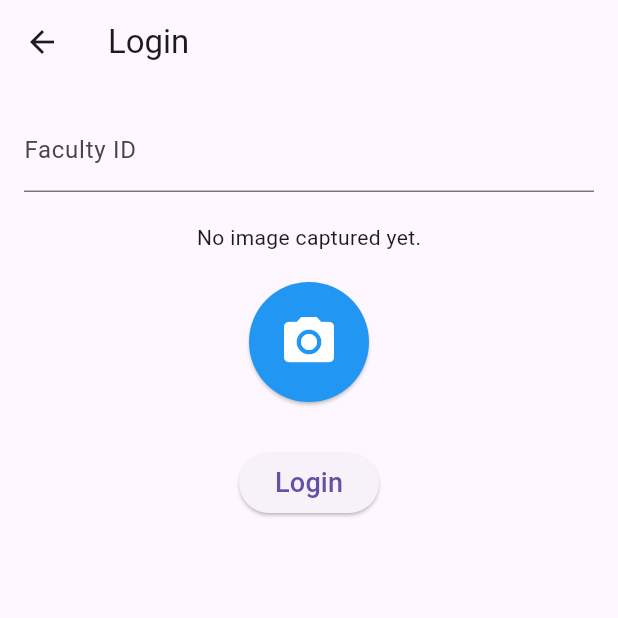
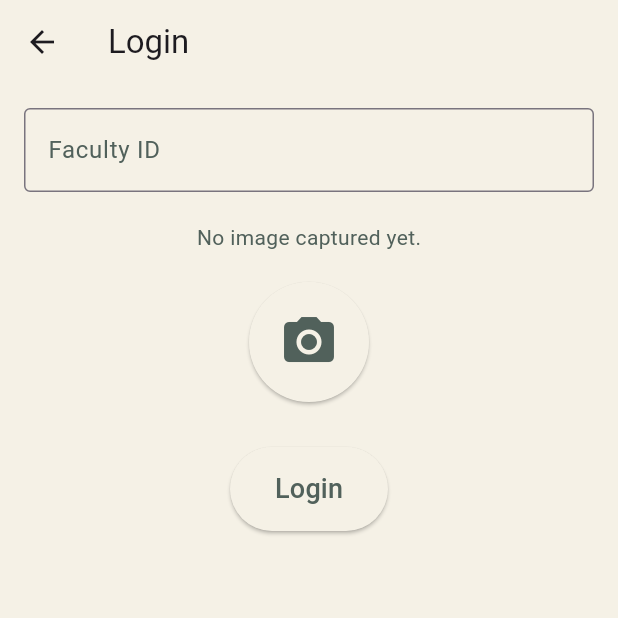
Before and after one commit to jayaramakrishna99/Attendance-system, a Flutter app: the LoginScreen screen opened directly, on a phone screen of 412 x 824 dp, the top half of it. Run offline on Flutter 3.47's test engine with Material 3 defaults, Android fonts, the light colour scheme and no system bars; our stand-ins replace camera.

Commit message:
Added color theme to the application

```diff
--- a/frontend/vfstr/lib/constants/serverurl.dart
+++ b/frontend/vfstr/lib/constants/serverurl.dart
@@ -1 +1 @@
-const serverurl = "http://192.168.0.102:8000";
+const serverurl = "http://192.168.0.104:8000";
--- a/frontend/vfstr/lib/screens/login_screen.dart
+++ b/frontend/vfstr/lib/screens/login_screen.dart
@@ -84,24 +84,43 @@ class _LoginScreenState extends State<LoginScreen> {
   @override
   Widget build(BuildContext context) {
     return Scaffold(
-      appBar: AppBar(title: Text("Login")),
+      backgroundColor: Color.fromRGBO(245, 241, 230, 1), // Background color
+      appBar: AppBar(
+        title: Text("Login"),
+        backgroundColor: Color.fromRGBO(245, 241, 230, 1), // Match app bar color
+      ),
       body: Padding(
         padding: const EdgeInsets.all(16.0),
         child: Column(
           children: [
+            // Faculty ID input field
             TextField(
               controller: _facultyIdController,
-              decoration: InputDecoration(labelText: 'Faculty ID'),
+              decoration: InputDecoration(
+                labelText: 'Faculty ID',
+                labelStyle: TextStyle(color: Color.fromRGBO(81, 97, 91, 1)), // Label color
+                border: OutlineInputBorder(),
+                focusedBorder: OutlineInputBorder(
+                  borderSide: BorderSide(color: Color.fromRGBO(81, 97, 91, 1)), // Focused border color
+                ),
+              ),
             ),
             SizedBox(height: 20),
+
+            // Captured image display
             isImageCaptured
                 ? Image.file(
                     _capturedImage,
                     height: 300,
                   )  // Display captured image
-                : Text("No image captured yet."),  // Message when no image is captured
+                : Text(
+                    "No image captured yet.",
+                    style: TextStyle(color: Color.fromRGBO(81, 97, 91, 1)), // Text color
+                  ),
 
             SizedBox(height: 20),
+
+            // Camera button with custom theme
             ElevatedButton(
               onPressed: () {
                 // Navigate to Camera Widget for capturing the image
@@ -115,20 +134,32 @@ class _LoginScreenState extends State<LoginScreen> {
                 );
               },
               style: ElevatedButton.styleFrom(
-                backgroundColor: Colors.blue, // Customize the color of the button if needed
-                shape: CircleBorder(), // Make the button round
-                padding: EdgeInsets.all(20), // Adjust padding for the icon size
+                backgroundColor: Color.fromRGBO(245, 241, 230, 1), // Background color for the button
+                shape: CircleBorder(),
+                padding: EdgeInsets.all(20),
               ),
               child: Icon(
-                Icons.camera_alt, // Camera icon
-                size: 40, // Icon size
-                color: Colors.white, // Icon color
+                Icons.camera_alt,
+                size: 40,
+                color: Color.fromRGBO(81, 97, 91, 1), // Icon color
               ),
             ),
             SizedBox(height: 30),
+
+            // Login button with custom theme
             ElevatedButton(
               onPressed: _markAttendance,
-              child: Text('Login', style: TextStyle(fontSize: 18)),
+              style: ElevatedButton.styleFrom(
+                backgroundColor: Color.fromRGBO(245, 241, 230, 1), // Button color
+                padding: EdgeInsets.symmetric(horizontal: 30, vertical: 15),
+              ),
+              child: Text(
+                'Login',
+                style: TextStyle(
+                  fontSize: 18,
+                  color: Color.fromRGBO(81, 97, 91, 1), // Text color
+                ),
+              ),
             ),
           ],
         ),
```
Also changed, not shown: frontend/vfstr/lib/screens/home_screen.dart (+12 -15 lines), frontend/vfstr/lib/screens/register_screen.dart (+32 -6 lines), frontend/vfstr/lib/screens/splash_screen.dart (+9 -3 lines), frontend/vfstr/lib/screens/welcome_screen.dart (+9 -7 lines), 1 other file.
